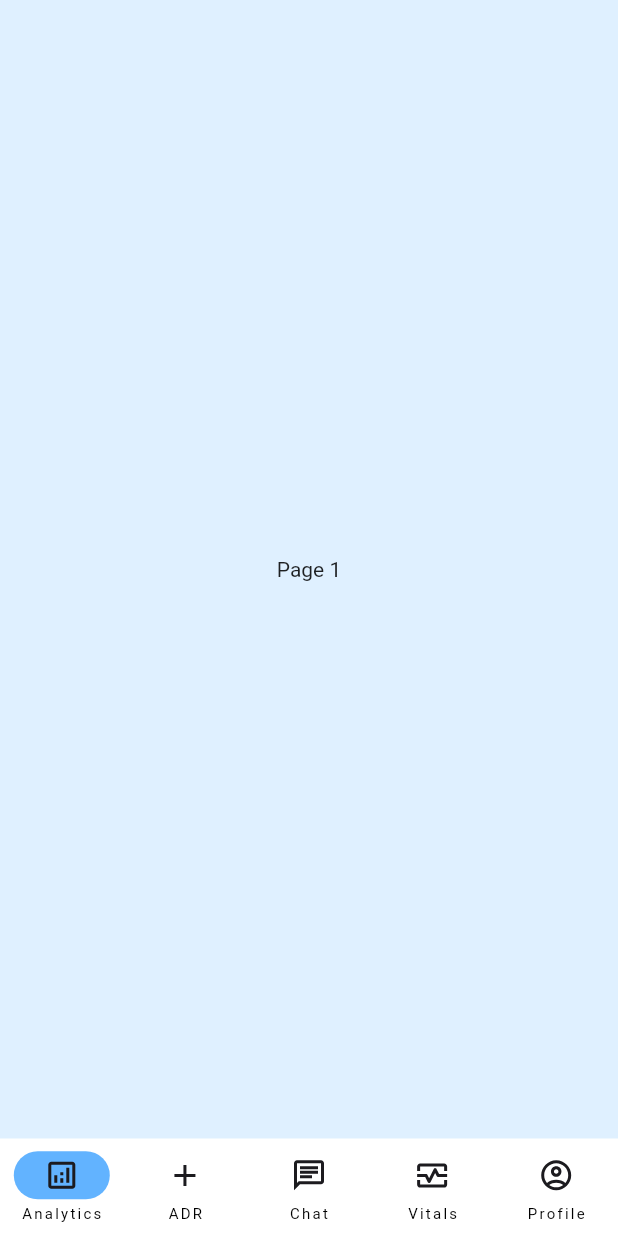
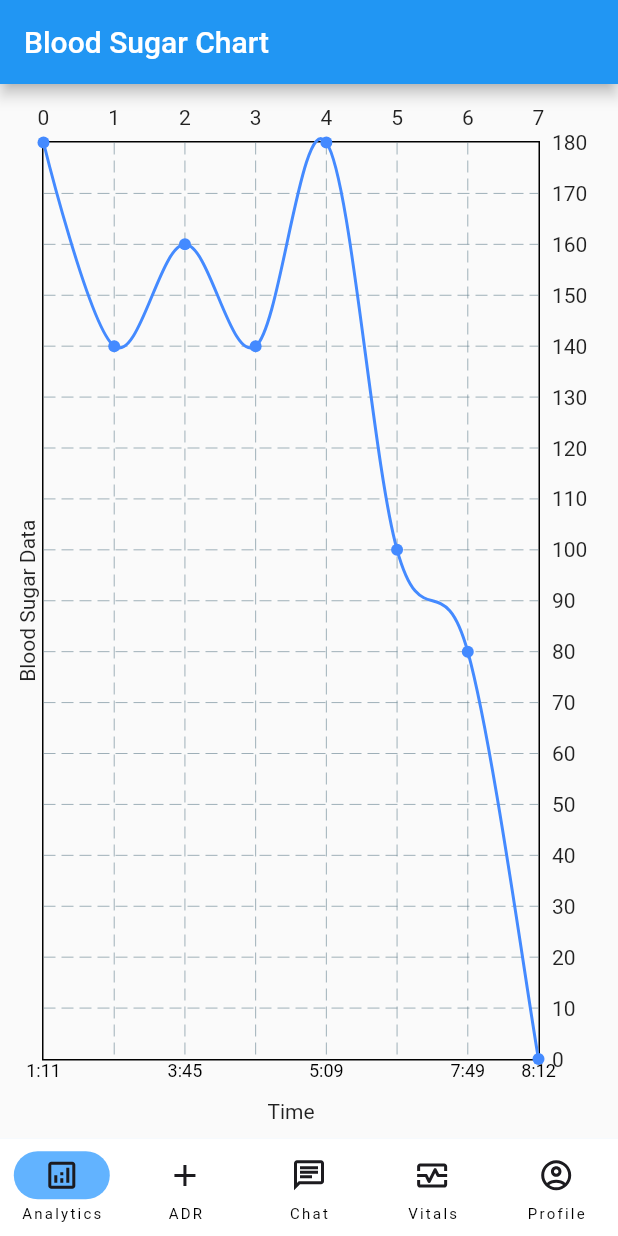
Before and after one commit to HVMS/pharma_trac, a Flutter app: the screen it shows after launch, on a phone screen of 412 x 824 dp. Run offline on Flutter 3.47's test engine with Material 2 defaults, Android fonts, the phone set to English and light mode, and no system bars; drawn by our look-alikes of fl_chart; our stand-ins replace country_picker, device_preview, dropdown_button2, firebase_core, firebase_storage, flutter_svg and 9 more; accounts and stored records are empty; network calls fail; project files that could hold a hidden picture were left out.

Commit message:
files updated

```diff
--- a/lib/HomeScreen/navigationbar_screen.dart
+++ b/lib/HomeScreen/navigationbar_screen.dart
@@ -1,5 +1,6 @@
 import 'package:flutter/material.dart';
 import 'package:hive/hive.dart';
+import 'package:intl/intl.dart';
 import 'package:pharma_trac/ADR/adverse_drug_reaction.dart';
 import 'package:pharma_trac/Utils/colors_utils.dart';
 import 'package:pharma_trac/Utils/string_utils.dart';
@@ -8,6 +9,7 @@ import 'package:pharma_trac/services/users_api.dart';
 
 import '../UserProfile/user_profile_screen.dart';
 import '../VitalSigns/vital_signs.dart';
+import '../graph.dart';
 import '../model/User/UserInformation.dart';
 
 class NavigationBarScreen extends StatelessWidget {
@@ -69,11 +71,12 @@ class _NavigationExampleState extends State<NavigationExample> {
         ],
       ),
       body: <Widget>[
-        Container(
-          alignment: Alignment.center,
-          child: const Text('Page 1'),
-        ),
-        AdverseDrugReaction(),
+        // Container(
+        //   alignment: Alignment.center,
+        //   child: const Text('Page 1'),
+        // ),
+        const Graph(),
+        const AdverseDrugReaction(),
         Container(
           alignment: Alignment.center,
           child: const Text('Page 3'),
--- a/lib/UserProfile/user_profile_screen.dart
+++ b/lib/UserProfile/user_profile_screen.dart
@@ -64,44 +64,7 @@ class _UserProfileScreen extends State<UserProfileScreen> {
                   InkWell(
                     onTap: () async {
                       print("hello world");
-                      ImagePicker imagePicker = ImagePicker();
-                      XFile? file = await imagePicker.pickImage(
-                          source: ImageSource.gallery);
-
-                      print('${file?.path}');
-
-                      if (file == null) return;
-                      try {
-                        print("Successfully uploaded an image 1 ");
-                        // Upload the image to Firebase Storage
-                        final ref = FirebaseStorage.instance
-                            .ref()
-                            .child('user_images')
-                            .child('userIdImage+$userId');
-
-                        print("Successfully uploaded an image 2");
-                        await ref.putFile(File(file.path));
-
-                        print("Successfully uploaded an image 3");
-
-                        setState(() {
-                          isUploading = true;
-                        });
-
-                        // Get the download URL
-                        final url = await ref.getDownloadURL();
-
-                        setState(() {
-                          imageURL = url;
-                          isUploading = false;
-                        });
-
-                        print("URL is here");
-                        print(imageURL);
-                      } catch (e) {
-                        print("Error is here ==>>");
-                        print(e);
-                      }
+                      callImageUploadFunction();
                     },
                     child: Stack(
                       alignment: Alignment.center,
@@ -412,4 +375,45 @@ class _UserProfileScreen extends State<UserProfileScreen> {
     print(message);
     Navigator.pop(context);
   }
+
+  void callImageUploadFunction() async {
+    ImagePicker imagePicker = ImagePicker();
+    XFile? file = await imagePicker.pickImage(
+        source: ImageSource.gallery);
+
+    print('${file?.path}');
+
+    if (file == null) return;
+    try {
+      print("Successfully uploaded an image 1 ");
+      // Upload the image to Firebase Storage
+      final ref = FirebaseStorage.instance
+          .ref()
+          .child('user_images')
+          .child('userIdImage+$userId');
+
+      print("Successfully uploaded an image 2");
+      await ref.putFile(File(file.path));
+
+      print("Successfully uploaded an image 3");
+
+      setState(() {
+        isUploading = true;
+      });
+
+      // Get the download URL
+      final url = await ref.getDownloadURL();
+
+      setState(() {
+        imageURL = url;
+        isUploading = false;
+      });
+
+      print("URL is here");
+      print(imageURL);
+    } catch (e) {
+      print("Error is here ==>>");
+      print(e);
+    }
+  }
 }
--- a/lib/VitalSigns/body_temperature.dart
+++ b/lib/VitalSigns/body_temperature.dart
@@ -146,4 +146,11 @@ class _BodyTemperatureState extends State<BodyTemperature> {
       });
     }
   }
+
+  @override
+  void dispose() {
+    // TODO: implement dispose
+    bodyTemperatureValue = '-';
+    super.dispose();
+  }
 }
--- /dev/null
+++ b/lib/graph.dart
@@ -0,0 +1,98 @@
+import 'package:fl_chart/fl_chart.dart';
+import 'package:flutter/material.dart';
+
+class Graph extends StatefulWidget {
+  const Graph({super.key});
+
+  @override
+  State<Graph> createState() => _GraphState();
+}
+
+class _GraphState extends State<Graph> {
+  late List<Map<String, String>> data = [
+    {"blood_sugar": "180", "date": "November 16, 2023", "time": "1:11"},
+    {"blood_sugar": "140", "date": "November 16, 2023", "time": "2:17"},
+    {"blood_sugar": "160", "date": "November 16, 2023", "time": "3:45"},
+    {"blood_sugar": "140", "date": "November 16, 2023", "time": "4:03"},
+    {"blood_sugar": "180", "date": "November 16, 2023", "time": "5:09"},
+    {"blood_sugar": "100", "date": "November 16, 2023", "time": "6:26"},
+    {"blood_sugar": "80", "date": "November 16, 2023", "time": "7:49"},
+    {"blood_sugar": "0", "date": "November 16, 2023", "time": "8:12"},
+    {"blood_sugar": "84", "date": "November 15, 2023", "time": "12:25 PM"},
+    {"blood_sugar": "118", "date": "November 15, 2023", "time": "10:19 PM"},
+    {"blood_sugar": "124", "date": "November 11, 2023", "time": "2:17 AM"},
+    {"blood_sugar": "123", "date": "November 11, 2023", "time": "2:17 PM"},
+    {"blood_sugar": "167", "date": "November 13, 2023", "time": "3:27 AM"},
+    {"blood_sugar": "89", "date": "November 13, 2023", "time": "6:27 PM"},
+    {"blood_sugar": "89", "date": "November 23, 2023", "time": "6:27 PM"}
+  ];
+
+  late List<Map<String, String>> filteredData =
+      data.where((entry) => entry['date'] == 'November 16, 2023').toList();
+
+  late List<double?> bloodSugarValues =
+      filteredData.map((entry) => double.parse(entry['blood_sugar']!)).toList();
+
+  late List<String> timeValues = filteredData.map((e) => e['time']!).toList();
+
+  @override
+  Widget build(BuildContext context) {
+    return MaterialApp(
+      home: Scaffold(
+        appBar: AppBar(
+          title: const Text('Blood Sugar Chart'),
+        ),
+        body: Padding(
+          padding: const EdgeInsets.all(8.0),
+          child: LineChart(
+            LineChartData(
+              lineBarsData: [
+                LineChartBarData(
+                  spots: List.generate(
+                      bloodSugarValues.length,
+                      (index) =>
+                          FlSpot(index.toDouble(), bloodSugarValues[index]!)),
+                  isCurved: true,
+                  color: Colors.blueAccent,
+                  dotData: const FlDotData(show: true),
+                  belowBarData: BarAreaData(show: false),
+                ),
+              ],
+              titlesData: FlTitlesData(
+                  leftTitles: const AxisTitles(
+                    sideTitles: SideTitles(showTitles: false),
+                    axisNameSize: 20.0,
+                    axisNameWidget: Text('Blood Sugar Data'),
+                  ),
+                  show: true,
+                  bottomTitles: AxisTitles(
+                    sideTitles: SideTitles(
+                      showTitles: true,
+                      reservedSize: 24,
+                      interval: 2.0,
+                      getTitlesWidget: (value, titleMeta) {
+                        int index = value.toInt();
+                        if (index >= 0 && index < timeValues.length) {
+                          return Text(
+                            timeValues[index],
+                            style: const TextStyle(
+                              color: Colors.black,
+                              fontSize: 12,
+                            ),
+                          );
+                        }
+                        return Container(); // Return an empty container for values outside the range
+                      },
+                    ),
+                    axisNameSize: 20.0,
+                    axisNameWidget: const Text('Time'),
+                  )),
+              // borderData: FlBorderData(show: true),
+              // gridData: const FlGridData(show: true),
+            ),
+          ),
+        ),
+      ),
+    );
+  }
+}
--- a/pubspec.yaml
+++ b/pubspec.yaml
@@ -40,6 +40,7 @@ dependencies:
   cloud_firestore: ^4.13.2
   image_picker: ^1.0.4
   path: ^1.8.3
+  flutter_barcode_scanner: ^2.0.0
 
 dev_dependencies:
   flutter_test:
```
Also changed, not shown: lib/UserProfile/edit_profile_screen.dart (+10 -0 lines), pubspec.lock.
